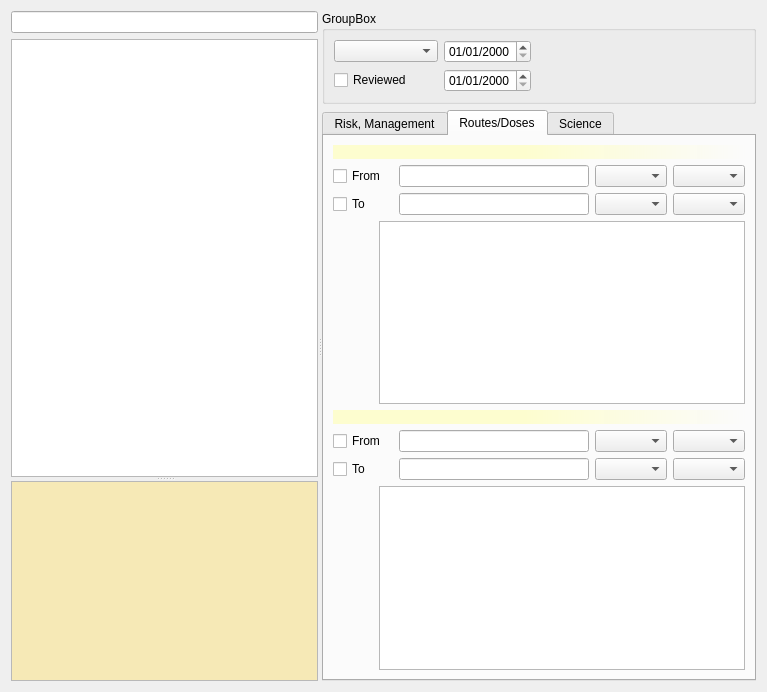
Qt form freetoolbox/plugins/interactiondb/interactioneditorwidget.ui (FreeHealth/freehealth) before a commit.
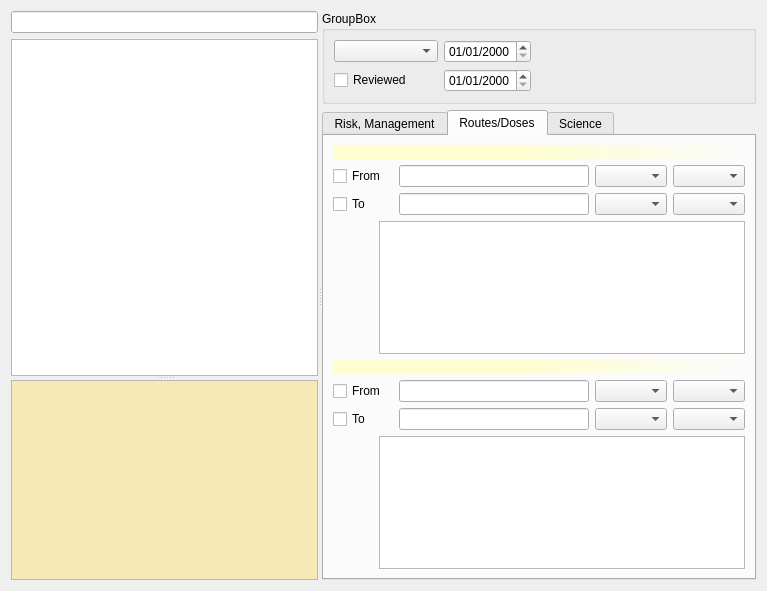
The same form after that commit. The open tabs and pages were chosen to show the change. Custom widgets are drawn as their Qt base class.

```diff
--- a/freetoolbox/plugins/interactiondb/interactioneditorwidget.ui
+++ b/freetoolbox/plugins/interactiondb/interactioneditorwidget.ui
@@ -7,7 +7,7 @@
     <x>0</x>
     <y>0</y>
     <width>767</width>
-    <height>692</height>
+    <height>591</height>
    </rect>
   </property>
   <property name="windowTitle">
```
Left out of the diff: 13 changed lines with no effect on the pictures.
